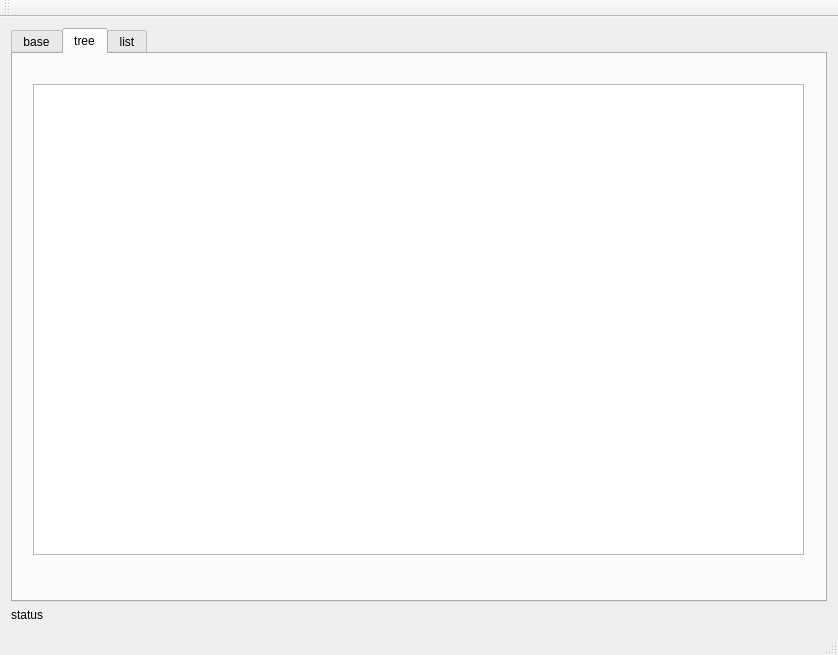
This is QtBase/qtbase.ui in hechengjin/cpp as Qt 5 draws it before an edit. The edited form follows.
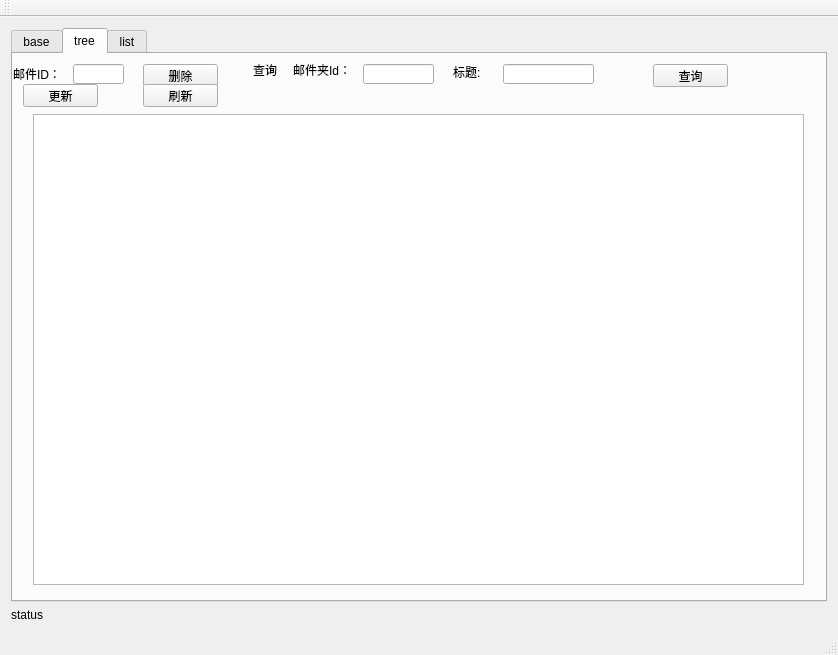
This is the edited form. Custom widgets are drawn as their Qt base class.

Patch:
```diff
--- a/QtBase/qtbase.ui
+++ b/QtBase/qtbase.ui
@@ -156,12 +156,158 @@
           <property name="geometry">
            <rect>
             <x>20</x>
-            <y>30</y>
+            <y>60</y>
             <width>771</width>
             <height>471</height>
            </rect>
           </property>
          </widget>
+         <widget class="QPushButton" name="deleteMailPushButton">
+          <property name="geometry">
+           <rect>
+            <x>130</x>
+            <y>10</y>
+            <width>75</width>
+            <height>23</height>
+           </rect>
+          </property>
+          <property name="sizePolicy">
+           <sizepolicy hsizetype="Minimum" vsizetype="Fixed">
+            <horstretch>0</horstretch>
+            <verstretch>0</verstretch>
+           </sizepolicy>
+          </property>
+          <property name="text">
+           <string>删除</string>
+          </property>
+         </widget>
+         <widget class="QLabel" name="label_2">
+          <property name="geometry">
+           <rect>
+            <x>0</x>
+            <y>10</y>
+            <width>51</width>
+            <height>20</height>
+           </rect>
+          </property>
+          <property name="text">
+           <string>邮件ID：</string>
+          </property>
+         </widget>
+         <widget class="QLineEdit" name="deleteMailLineEdit">
+          <property name="geometry">
+           <rect>
+            <x>60</x>
+            <y>10</y>
+            <width>51</width>
+            <height>20</height>
+           </rect>
+          </property>
+         </widget>
+         <widget class="QPushButton" name="refreshPushButton">
+          <property name="geometry">
+           <rect>
+            <x>130</x>
+            <y>30</y>
+            <width>75</width>
+            <height>23</height>
+           </rect>
+          </property>
+          <property name="text">
+           <string>刷新</string>
+          </property>
+         </widget>
+         <widget class="QLabel" name="label_3">
+          <property name="geometry">
+           <rect>
+            <x>240</x>
+            <y>10</y>
+            <width>54</width>
+            <height>12</height>
+           </rect>
+          </property>
+          <property name="text">
+           <string>查询</string>
+          </property>
+         </widget>
+         <widget class="QLineEdit" name="folderIdQueryLineEdit">
+          <property name="geometry">
+           <rect>
+            <x>350</x>
+            <y>10</y>
+            <width>71</width>
+            <height>20</height>
+           </rect>
+          </property>
+         </widget>
+         <widget class="QLabel" name="label_4">
+          <property name="geometry">
+           <rect>
+            <x>280</x>
+            <y>10</y>
+            <width>54</width>
+            <height>12</height>
+           </rect>
+          </property>
+          <property name="text">
+           <string>邮件夹Id：</string>
+          </property>
+         </widget>
+         <widget class="QLabel" name="label_5">
+          <property name="geometry">
+           <rect>
+            <x>440</x>
+            <y>10</y>
+            <width>41</width>
+            <height>16</height>
+           </rect>
+          </property>
+          <property name="text">
+           <string>标题:</string>
+          </property>
+         </widget>
+         <widget class="QLineEdit" name="titleQueryLineEdit">
+          <property name="geometry">
+           <rect>
+            <x>490</x>
+            <y>10</y>
+            <width>91</width>
+            <height>20</height>
+           </rect>
+          </property>
+         </widget>
+         <widget class="QPushButton" name="queryPushButton">
+          <property name="geometry">
+           <rect>
+            <x>640</x>
+            <y>10</y>
+            <width>75</width>
+            <height>23</height>
+           </rect>
+          </property>
+          <property name="text">
+           <string>查询</string>
+          </property>
+         </widget>
+         <widget class="QPushButton" name="updateMailPushButton">
+          <property name="geometry">
+           <rect>
+            <x>10</x>
+            <y>30</y>
+            <width>75</width>
+            <height>23</height>
+           </rect>
+          </property>
+          <property name="sizePolicy">
+           <sizepolicy hsizetype="Minimum" vsizetype="Fixed">
+            <horstretch>0</horstretch>
+            <verstretch>0</verstretch>
+           </sizepolicy>
+          </property>
+          <property name="text">
+           <string>更新</string>
+          </property>
+         </widget>
         </widget>
         <widget class="QWidget" name="tab_3">
          <attribute name="title">
```
